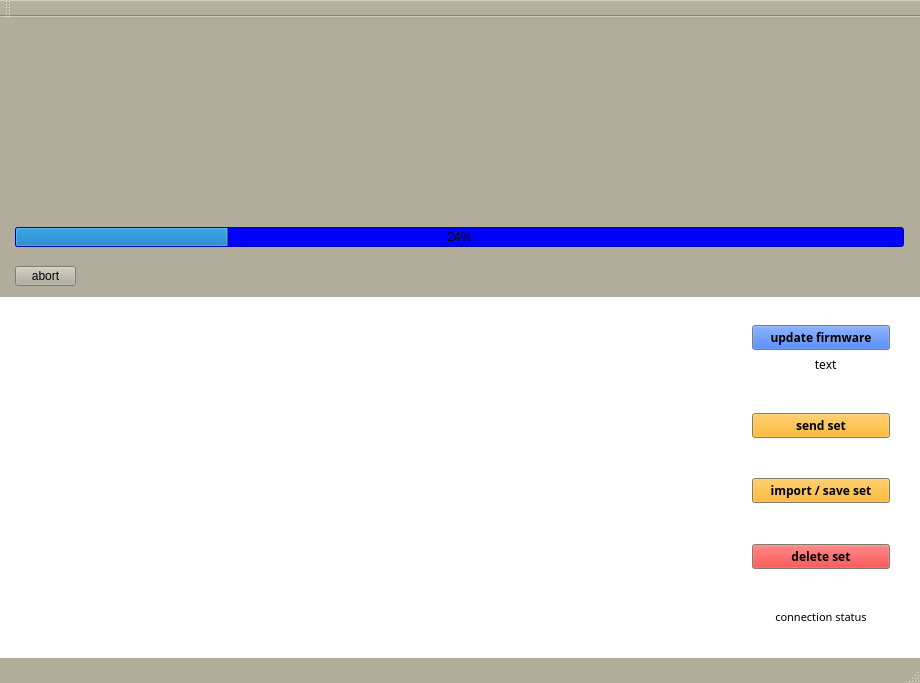
Qt form LordyLink.ui (Lordyphon2021/LordyLink-online-firmware-updater) before a commit.
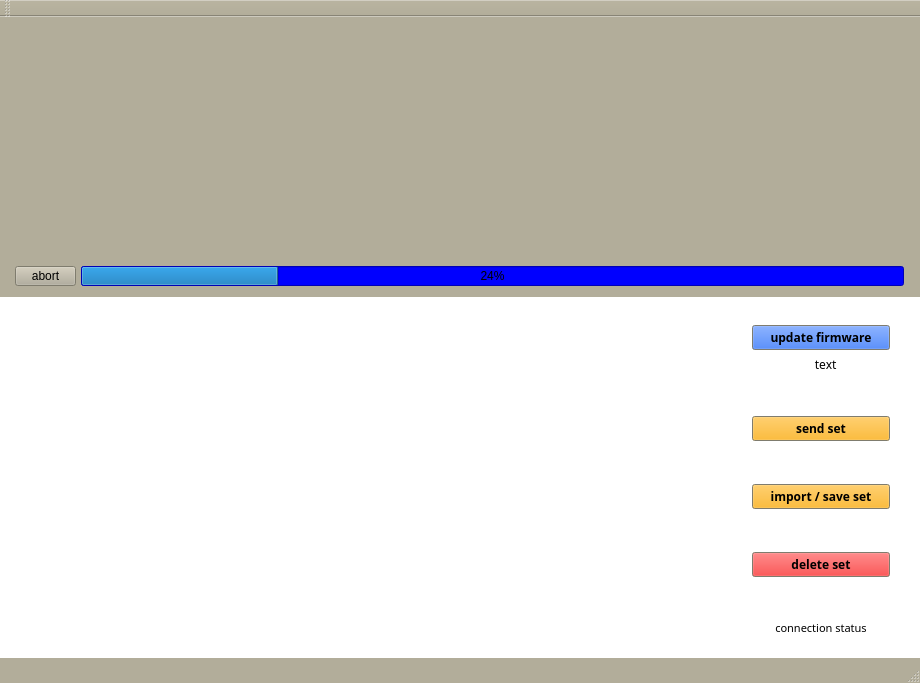
The same form after that commit.

Commit message: Schönenr wohnen im GUI

Patch:
```diff
--- a/LordyLink.ui
+++ b/LordyLink.ui
@@ -636,9 +636,9 @@
     </property>
     <property name="geometry">
      <rect>
-      <x>15</x>
-      <y>210</y>
-      <width>889</width>
+      <x>81</x>
+      <y>249</y>
+      <width>823</width>
       <height>20</height>
      </rect>
     </property>
@@ -657,9 +657,9 @@
        <colorrole role="Button">
         <brush brushstyle="SolidPattern">
          <color alpha="255">
-          <red>178</red>
-          <green>173</green>
-          <blue>154</blue>
+          <red>0</red>
+          <green>0</green>
+          <blue>255</blue>
          </color>
         </brush>
        </colorrole>
@@ -729,8 +729,8 @@
        <colorrole role="Base">
         <brush brushstyle="SolidPattern">
          <color alpha="255">
-          <red>255</red>
-          <green>255</green>
+          <red>0</red>
+          <green>0</green>
           <blue>255</blue>
          </color>
         </brush>
@@ -738,9 +738,9 @@
        <colorrole role="Window">
         <brush brushstyle="SolidPattern">
          <color alpha="255">
-          <red>178</red>
-          <green>173</green>
-          <blue>154</blue>
+          <red>0</red>
+          <green>0</green>
+          <blue>255</blue>
          </color>
         </brush>
        </colorrole>
@@ -803,9 +803,9 @@
        <colorrole role="Button">
         <brush brushstyle="SolidPattern">
          <color alpha="255">
-          <red>178</red>
-          <green>173</green>
-          <blue>154</blue>
+          <red>0</red>
+          <green>0</green>
+          <blue>255</blue>
          </color>
         </brush>
        </colorrole>
@@ -875,8 +875,8 @@
        <colorrole role="Base">
         <brush brushstyle="SolidPattern">
          <color alpha="255">
-          <red>255</red>
-          <green>255</green>
+          <red>0</red>
+          <green>0</green>
           <blue>255</blue>
          </color>
         </brush>
@@ -884,9 +884,9 @@
        <colorrole role="Window">
         <brush brushstyle="SolidPattern">
          <color alpha="255">
-          <red>178</red>
-          <green>173</green>
-          <blue>154</blue>
+          <red>0</red>
+          <green>0</green>
+          <blue>255</blue>
          </color>
         </brush>
        </colorrole>
@@ -949,9 +949,9 @@
        <colorrole role="Button">
         <brush brushstyle="SolidPattern">
          <color alpha="255">
-          <red>178</red>
-          <green>173</green>
-          <blue>154</blue>
+          <red>0</red>
+          <green>0</green>
+          <blue>255</blue>
          </color>
         </brush>
        </colorrole>
@@ -1021,18 +1021,18 @@
        <colorrole role="Base">
         <brush brushstyle="SolidPattern">
          <color alpha="255">
-          <red>178</red>
-          <green>173</green>
-          <blue>154</blue>
+          <red>0</red>
+          <green>0</green>
+          <blue>255</blue>
          </color>
         </brush>
        </colorrole>
        <colorrole role="Window">
         <brush brushstyle="SolidPattern">
          <color alpha="255">
-          <red>178</red>
-          <green>173</green>
-          <blue>154</blue>
+          <red>0</red>
+          <green>0</green>
+          <blue>255</blue>
          </color>
         </brush>
        </colorrole>
@@ -1098,7 +1098,7 @@
     <property name="geometry">
      <rect>
       <x>290</x>
-      <y>210</y>
+      <y>249</y>
       <width>281</width>
       <height>20</height>
      </rect>
@@ -1333,7 +1333,7 @@
       <x>741</x>
       <y>297</y>
       <width>160</width>
-      <height>322</height>
+      <height>333</height>
      </rect>
     </property>
     <layout class="QVBoxLayout" name="verticalLayout">
```
The commit also changes 1 other file.
